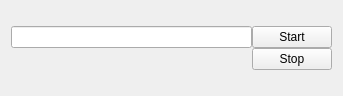
Before: the Qt Designer form demux_file.ui in stahir/updatedvb, drawn with Qt 5.
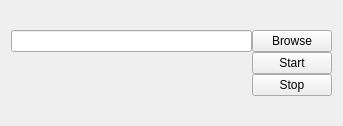
After: the same form once the commit is applied.

Diff of the .ui file:
```diff
--- a/demux_file.ui
+++ b/demux_file.ui
@@ -7,7 +7,7 @@
     <x>0</x>
     <y>0</y>
     <width>343</width>
-    <height>96</height>
+    <height>126</height>
    </rect>
   </property>
   <property name="windowTitle">
@@ -19,23 +19,30 @@
      <property name="spacing">
       <number>0</number>
      </property>
+     <item row="2" column="1">
+      <widget class="QPushButton" name="pushButton_start">
+       <property name="text">
+        <string>Start</string>
+       </property>
+      </widget>
+     </item>
+     <item row="0" column="1">
+      <widget class="QPushButton" name="pushButton_browse">
+       <property name="text">
+        <string>Browse</string>
+       </property>
+      </widget>
+     </item>
      <item row="0" column="0">
       <widget class="QLineEdit" name="lineEdit_filename"/>
      </item>
-     <item row="1" column="1">
+     <item row="3" column="1">
       <widget class="QPushButton" name="pushButton_stop">
        <property name="text">
         <string>Stop</string>
        </property>
       </widget>
      </item>
-     <item row="0" column="1">
-      <widget class="QPushButton" name="pushButton_start">
-       <property name="text">
-        <string>Start</string>
-       </property>
-      </widget>
-     </item>
     </layout>
    </item>
    <item row="1" column="0">
```
